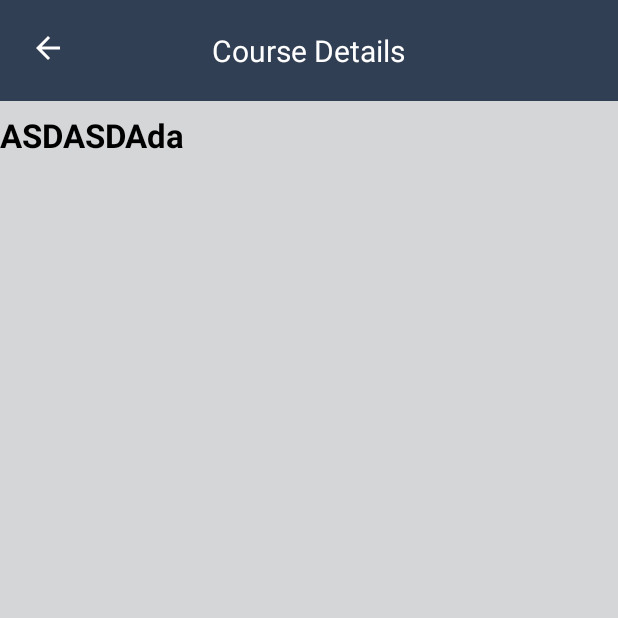
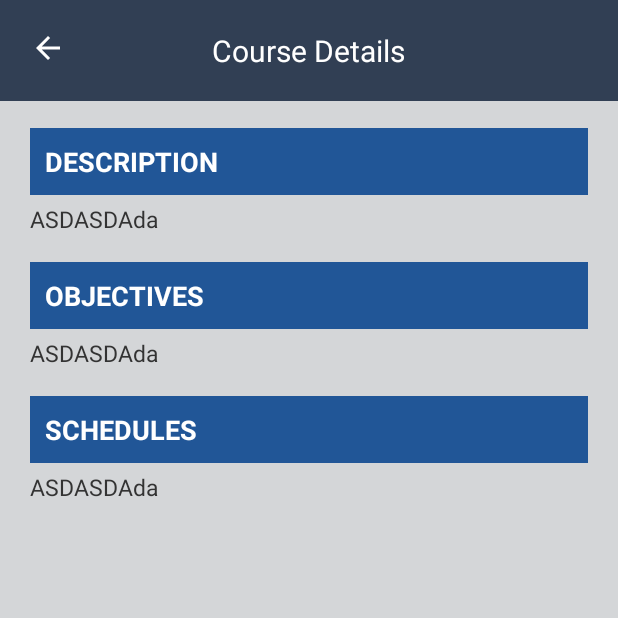
Before and after one commit to NerissaRonquillo33/HCC-R, an Android app: the Course_Detail screen opened directly, with no data from a screen before it, on a phone screen of 412 x 824 dp, the top half of it. Run offline under Robolectric (Android 15) with nearby library versions, the phone set to English and light mode, and no system bars; our stand-ins replace Volley; network calls fail.

Commit message:
refine course detail

```diff
--- a/app/src/main/java/com/example/hcc/Course_Detail.java
+++ b/app/src/main/java/com/example/hcc/Course_Detail.java
@@ -1,12 +1,9 @@
 package com.example.hcc;
 
 import android.content.Intent;
-import android.graphics.Bitmap;
-import android.graphics.BitmapFactory;
 import android.os.Bundle;
 import android.support.annotation.Nullable;
 import android.support.v7.app.AppCompatActivity;
-import android.util.Base64;
 import android.util.Log;
 import android.view.View;
 import android.widget.ImageView;
@@ -19,12 +16,16 @@ import org.json.JSONException;
 import org.json.JSONObject;
 
 public class Course_Detail extends AppCompatActivity {
-    TextView detail_title;
+    TextView description;
+    TextView objectives;
+    TextView schedules;
     @Override
     protected void onCreate(@Nullable Bundle savedInstanceState) {
         super.onCreate(savedInstanceState);
         setContentView(R.layout.course_details);
-        detail_title = (TextView) findViewById(R.id.detail_title);
+        description = (TextView) findViewById(R.id.description);
+        objectives = (TextView) findViewById(R.id.objectives);
+        schedules = (TextView) findViewById(R.id.schedules);
         ImageView prev = findViewById(R.id.back2main);
         String username = getIntent().getStringExtra("username");
         int id = getIntent().getIntExtra("id",0);
@@ -56,7 +57,9 @@ public class Course_Detail extends AppCompatActivity {
                 Log.i("Ressss", response);
                 if (response.equals("success")) {
                     try {
-                        detail_title.setText(jsonObject.getString("description"));
+                        description.setText(jsonObject.getString("description"));
+                        objectives.setText(jsonObject.getString("objectives"));
+                        schedules.setText(jsonObject.getString("schedule"));
                     } catch (JSONException e) {
                         //todo
                     }
--- a/app/src/main/java/com/example/hcc/Schedule_Detail.java
+++ b/app/src/main/java/com/example/hcc/Schedule_Detail.java
@@ -13,7 +13,7 @@ public class Schedule_Detail extends AppCompatActivity {
     protected void onCreate(@Nullable Bundle savedInstanceState) {
         super.onCreate(savedInstanceState);
         setContentView(R.layout.schedule_details);
-        TextView detail_title = (TextView) findViewById(R.id.detail_title);
+        TextView detail_title = (TextView) findViewById(R.id.description);
         ImageView prev = findViewById(R.id.back2main);
         /* Back to main */
         prev.setOnClickListener(new View.OnClickListener() {
--- a/app/src/main/res/layout/course_details.xml
+++ b/app/src/main/res/layout/course_details.xml
@@ -34,15 +34,80 @@
             android:scaleType="fitEnd"
             android:layout_weight="1"/>
     </LinearLayout>
-
-    <TextView
-        android:layout_width="wrap_content"
-        android:layout_height="wrap_content"
-        android:id="@+id/detail_title"
-        android:text="ASDASDAda"
-        android:textStyle="bold"
-        android:textSize="22sp"
-        android:layout_marginTop="8dp"
-        android:textColor="#000"/>
+    <ScrollView
+        android:layout_width="match_parent"
+        android:layout_height="match_parent">
+        <LinearLayout
+            android:orientation="vertical"
+            android:layout_width="match_parent"
+            android:layout_height="match_parent">
+            <TextView
+                android:layout_width="match_parent"
+                android:layout_height="wrap_content"
+                android:text="DESCRIPTION"
+                android:textStyle="bold"
+                android:textSize="18sp"
+                android:layout_marginTop="18dp"
+                android:layout_marginRight="20dp"
+                android:layout_marginLeft="20dp"
+                android:padding="10dp"
+                android:textColor="#fff"
+                android:background="@color/label"/>
+            <TextView
+                android:layout_width="match_parent"
+                android:layout_height="wrap_content"
+                android:id="@+id/description"
+                android:text="ASDASDAda"
+                android:paddingLeft="20dp"
+                android:paddingRight="20dp"
+                android:textSize="15sp"
+                android:layout_marginTop="5dp"
+                android:textColor="#333333"/>
+            <TextView
+                android:layout_width="match_parent"
+                android:layout_height="wrap_content"
+                android:text="OBJECTIVES"
+                android:textStyle="bold"
+                android:textSize="18sp"
+                android:layout_marginTop="18dp"
+                android:layout_marginRight="20dp"
+                android:layout_marginLeft="20dp"
+                android:padding="10dp"
+                android:textColor="#fff"
+                android:background="@color/label"/>
+            <TextView
+                android:layout_width="match_parent"
+                android:layout_height="wrap_content"
+                android:id="@+id/objectives"
+                android:text="ASDASDAda"
+                android:paddingLeft="20dp"
+                android:paddingRight="20dp"
+                android:layout_marginTop="5dp"
+                android:textSize="15sp"
+                android:textColor="#333333"/>
+            <TextView
+                android:layout_width="match_parent"
+                android:layout_height="wrap_content"
+                android:text="SCHEDULES"
+                android:textStyle="bold"
+                android:textSize="18sp"
+                android:layout_marginTop="18dp"
+                android:layout_marginRight="20dp"
+                android:layout_marginLeft="20dp"
+                android:padding="10dp"
+                android:textColor="#fff"
+                android:background="@color/label"/>
+            <TextView
+                android:layout_width="match_parent"
+                android:layout_height="wrap_content"
+                android:id="@+id/schedules"
+                android:text="ASDASDAda"
+                android:layout_marginTop="5dp"
+                android:paddingLeft="20dp"
+                android:paddingRight="20dp"
+                android:textSize="15sp"
+                android:textColor="#333333"/>
+        </LinearLayout>
+    </ScrollView>
 
 </LinearLayout>
--- a/app/src/main/res/layout/schedule_details.xml
+++ b/app/src/main/res/layout/schedule_details.xml
@@ -38,7 +38,7 @@
     <TextView
         android:layout_width="wrap_content"
         android:layout_height="wrap_content"
-        android:id="@+id/detail_title"
+        android:id="@+id/description"
         android:text="ASDASDAda"
         android:textStyle="bold"
         android:textSize="22sp"
--- a/app/src/main/res/values/colors.xml
+++ b/app/src/main/res/values/colors.xml
@@ -10,4 +10,5 @@
     <color name="primary">#0f6cbf</color>
     <color name="lit">#F88379</color>
     <color name="blush">#C2C7C8</color>
+    <color name="label">#215697</color>
 </resources>
--- a/app/src/main/res/values/strings.xml
+++ b/app/src/main/res/values/strings.xml
@@ -1,4 +1,4 @@
 <resources>
     <string name="app_name">HCC</string>
-    <string name="server_path">http://192.168.1.7/HCC-WEB-master/api/mobile/</string>
+    <string name="server_path">http://192.168.1.8/HCC-WEB-master/api/mobile/</string>
 </resources>
```
